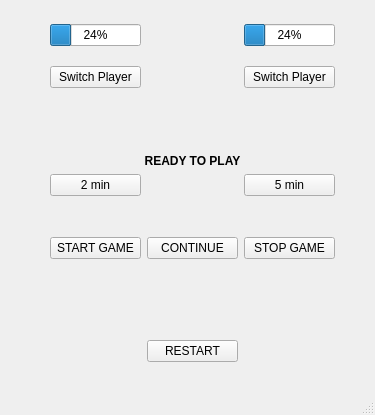
Above: tehtava7/mainwindow.ui from antnyk/olio-ohjelmointi before the change. Below: the same form after it.
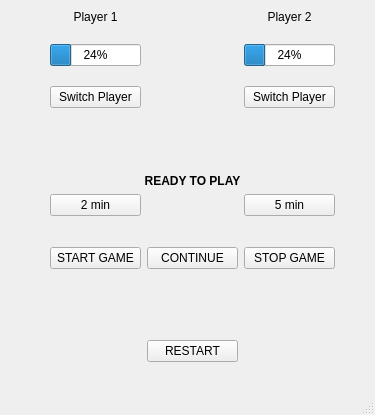
That is the form after the change.

The edit to the form file:
```diff
--- a/tehtava7/mainwindow.ui
+++ b/tehtava7/mainwindow.ui
@@ -24,21 +24,94 @@
      </rect>
     </property>
     <layout class="QGridLayout" name="gridLayout">
-     <item row="1" column="0">
-      <widget class="QPushButton" name="btnSwitchToPlayer1">
-       <property name="text">
-        <string>Switch Player</string>
+     <item row="1" column="2">
+      <widget class="QProgressBar" name="progbarPlayer2">
+       <property name="value">
+        <number>24</number>
        </property>
       </widget>
      </item>
-     <item row="6" column="0">
+     <item row="1" column="1">
+      <spacer name="horizontalSpacer">
+       <property name="orientation">
+        <enum>Qt::Horizontal</enum>
+       </property>
+       <property name="sizeHint" stdset="0">
+        <size>
+         <width>100</width>
+         <height>50</height>
+        </size>
+       </property>
+      </spacer>
+     </item>
+     <item row="8" column="1">
+      <spacer name="verticalSpacer_3">
+       <property name="orientation">
+        <enum>Qt::Vertical</enum>
+       </property>
+       <property name="sizeType">
+        <enum>QSizePolicy::Expanding</enum>
+       </property>
+       <property name="sizeHint" stdset="0">
+        <size>
+         <width>27</width>
+         <height>80</height>
+        </size>
+       </property>
+      </spacer>
+     </item>
+     <item row="7" column="0">
       <widget class="QPushButton" name="btnStart">
        <property name="text">
         <string>START GAME</string>
        </property>
       </widget>
      </item>
+     <item row="5" column="2">
+      <widget class="QPushButton" name="btnTimeFiveMin">
+       <property name="text">
+        <string>5 min</string>
+       </property>
+      </widget>
+     </item>
      <item row="3" column="0" colspan="3">
+      <spacer name="verticalSpacer_2">
+       <property name="orientation">
+        <enum>Qt::Vertical</enum>
+       </property>
+       <property name="sizeType">
+        <enum>QSizePolicy::MinimumExpanding</enum>
+       </property>
+       <property name="sizeHint" stdset="0">
+        <size>
+         <width>20</width>
+         <height>60</height>
+        </size>
+       </property>
+      </spacer>
+     </item>
+     <item row="5" column="0">
+      <widget class="QPushButton" name="btnTimeTwoMin">
+       <property name="text">
+        <string>2 min</string>
+       </property>
+      </widget>
+     </item>
+     <item row="7" column="2">
+      <widget class="QPushButton" name="btnStop">
+       <property name="text">
+        <string>STOP GAME</string>
+       </property>
+      </widget>
+     </item>
+     <item row="7" column="1">
+      <widget class="QPushButton" name="btnContinue">
+       <property name="text">
+        <string>CONTINUE</string>
+       </property>
+      </widget>
+     </item>
+     <item row="4" column="0" colspan="3">
       <widget class="QLabel" name="label">
        <property name="font">
         <font>
@@ -53,41 +126,14 @@
        </property>
       </widget>
      </item>
-     <item row="0" column="1">
-      <spacer name="horizontalSpacer">
-       <property name="orientation">
-        <enum>Qt::Horizontal</enum>
-       </property>
-       <property name="sizeHint" stdset="0">
-        <size>
-         <width>100</width>
-         <height>50</height>
-        </size>
-       </property>
-      </spacer>
-     </item>
-     <item row="1" column="2">
-      <widget class="QPushButton" name="btnSwitchToPlayer2">
+     <item row="2" column="0">
+      <widget class="QPushButton" name="btnSwitchToPlayer1">
        <property name="text">
         <string>Switch Player</string>
        </property>
       </widget>
      </item>
-     <item row="6" column="2">
-      <widget class="QPushButton" name="btnStop">
-       <property name="text">
-        <string>STOP GAME</string>
-       </property>
-      </widget>
-     </item>
-     <item row="4" column="2">
-      <widget class="QPushButton" name="btnTimeFiveMin">
-       <property name="text">
-        <string>5 min</string>
-       </property>
-      </widget>
-     </item>
-     <item row="5" column="1">
+     <item row="6" column="1">
       <spacer name="verticalSpacer">
        <property name="orientation">
         <enum>Qt::Vertical</enum>
@@ -100,73 +146,47 @@
        </property>
       </spacer>
      </item>
-     <item row="0" column="0">
-      <widget class="QProgressBar" name="progbarPlayer1">
-       <property name="value">
-        <number>24</number>
-       </property>
-      </widget>
-     </item>
-     <item row="8" column="1">
+     <item row="9" column="1">
       <widget class="QPushButton" name="btnRestart">
        <property name="text">
         <string>RESTART</string>
        </property>
       </widget>
      </item>
-     <item row="6" column="1">
-      <widget class="QPushButton" name="btnContinue">
+     <item row="1" column="0">
+      <widget class="QProgressBar" name="progbarPlayer1">
+       <property name="value">
+        <number>24</number>
+       </property>
+      </widget>
+     </item>
+     <item row="2" column="2">
+      <widget class="QPushButton" name="btnSwitchToPlayer2">
        <property name="text">
-        <string>CONTINUE</string>
+        <string>Switch Player</string>
        </property>
       </widget>
      </item>
-     <item row="4" column="0">
-      <widget class="QPushButton" name="btnTimeTwoMin">
+     <item row="0" column="0">
+      <widget class="QLabel" name="label_2">
        <property name="text">
-        <string>2 min</string>
+        <string>Player 1</string>
+       </property>
+       <property name="alignment">
+        <set>Qt::AlignCenter</set>
        </property>
       </widget>
      </item>
      <item row="0" column="2">
-      <widget class="QProgressBar" name="progbarPlayer2">
-       <property name="value">
-        <number>24</number>
+      <widget class="QLabel" name="label_3">
+       <property name="text">
+        <string>Player 2</string>
+       </property>
+       <property name="alignment">
+        <set>Qt::AlignCenter</set>
        </property>
       </widget>
      </item>
-     <item row="2" column="0" colspan="3">
-      <spacer name="verticalSpacer_2">
-       <property name="orientation">
-        <enum>Qt::Vertical</enum>
-       </property>
-       <property name="sizeType">
-        <enum>QSizePolicy::MinimumExpanding</enum>
-       </property>
-       <property name="sizeHint" stdset="0">
-        <size>
-         <width>20</width>
-         <height>60</height>
-        </size>
-       </property>
-      </spacer>
-     </item>
-     <item row="7" column="1">
-      <spacer name="verticalSpacer_3">
-       <property name="orientation">
-        <enum>Qt::Vertical</enum>
-       </property>
-       <property name="sizeType">
-        <enum>QSizePolicy::Expanding</enum>
-       </property>
-       <property name="sizeHint" stdset="0">
-        <size>
-         <width>27</width>
-         <height>80</height>
-        </size>
-       </property>
-      </spacer>
-     </item>
     </layout>
    </widget>
   </widget>
```
